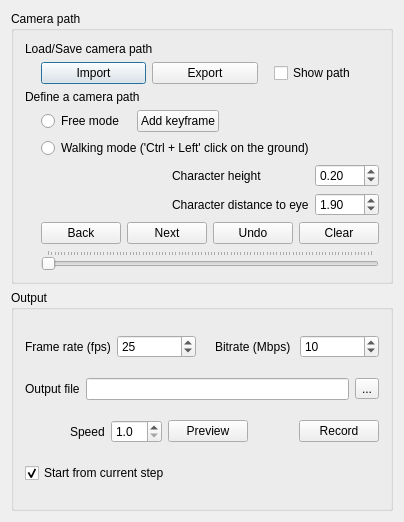
Qt form applications/Mapple/dialogs/dialog_walk_through.ui (LiangliangNan/Easy3D) before a commit.
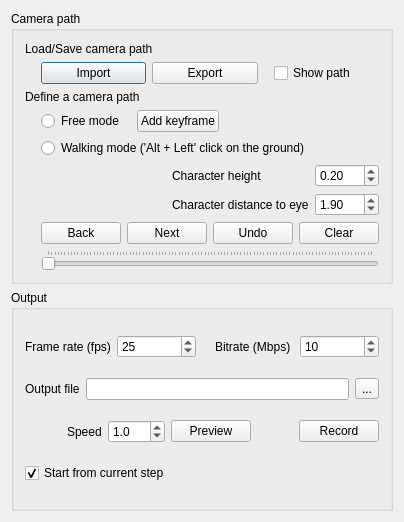
The same form after that commit.

What changed in the file:
```diff
--- a/applications/Mapple/dialogs/dialog_walk_through.ui
+++ b/applications/Mapple/dialogs/dialog_walk_through.ui
@@ -164,7 +164,7 @@
             <item row="1" column="0" colspan="3">
              <widget class="QRadioButton" name="radioButtonWalkingMode">
               <property name="text">
-               <string>Walking mode ('Ctrl + Left' click on the ground)</string>
+               <string>Walking mode ('Alt + Left' click on the ground)</string>
               </property>
              </widget>
             </item>
@@ -427,10 +427,10 @@
            <number>1</number>
           </property>
           <property name="minimum">
-           <double>1.000000000000000</double>
+           <double>0.100000000000000</double>
           </property>
           <property name="maximum">
-           <double>10.000000000000000</double>
+           <double>100.000000000000000</double>
           </property>
           <property name="singleStep">
            <double>0.100000000000000</double>
```
